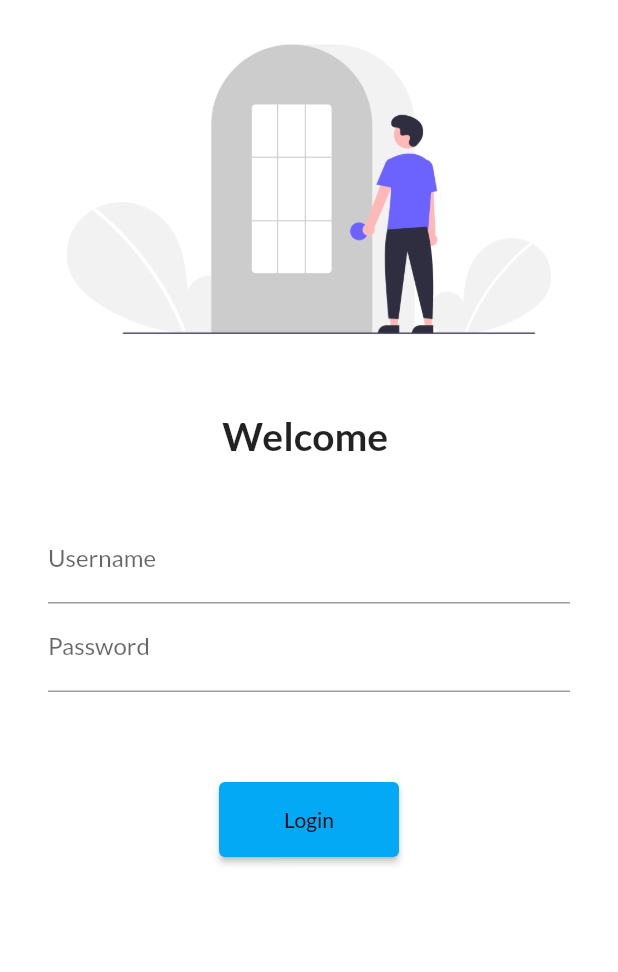
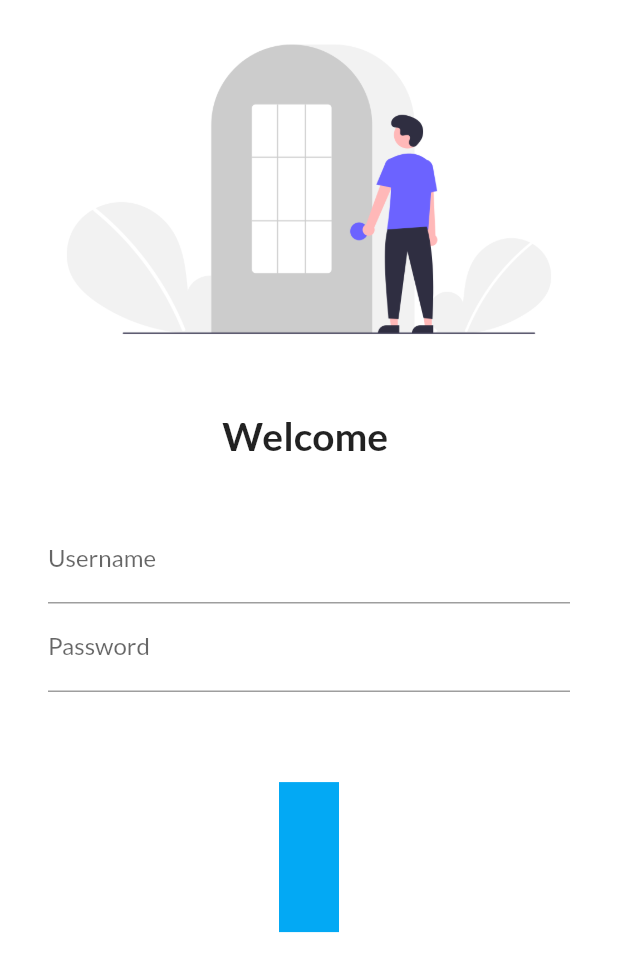
Before and after one commit to skanstar/Ready_5, a Flutter app: the screen it shows after launch, on a phone screen of 412 x 824 dp. Shown: the top 972 px of the screen. Run offline on Flutter 3.47's test engine with Material 2 defaults, Android fonts, the phone set to English and light mode, and no system bars; our stand-ins replace google_fonts.

```diff
--- a/lib/pages/login_page.dart
+++ b/lib/pages/login_page.dart
@@ -52,13 +52,18 @@ class _LoginPageState extends State<LoginPage> {
                   SizedBox(
                     height: 60.0,
                   ),
-                  ElevatedButton(
-                    child: Text("Login"),
-                    style: TextButton.styleFrom(minimumSize: Size(120, 50)),
-                    onPressed: () {
-                      Navigator.pushNamed(context, MyRoutes.homeRoute);
-                    },
+                  Container(
+                    height: 100,
+                    width: 40,
+                    color: Colors.lightBlue,
                   )
+                  // ElevatedButton(
+                  //   child: Text("Login"),
+                  //   style: TextButton.styleFrom(minimumSize: Size(120, 50)),
+                  //   onPressed: () {
+                  //     Navigator.pushNamed(context, MyRoutes.homeRoute);
+                  //   },
+                  // )
                 ],
               ),
             ),
```
Also changed, not shown: 1 other file.
